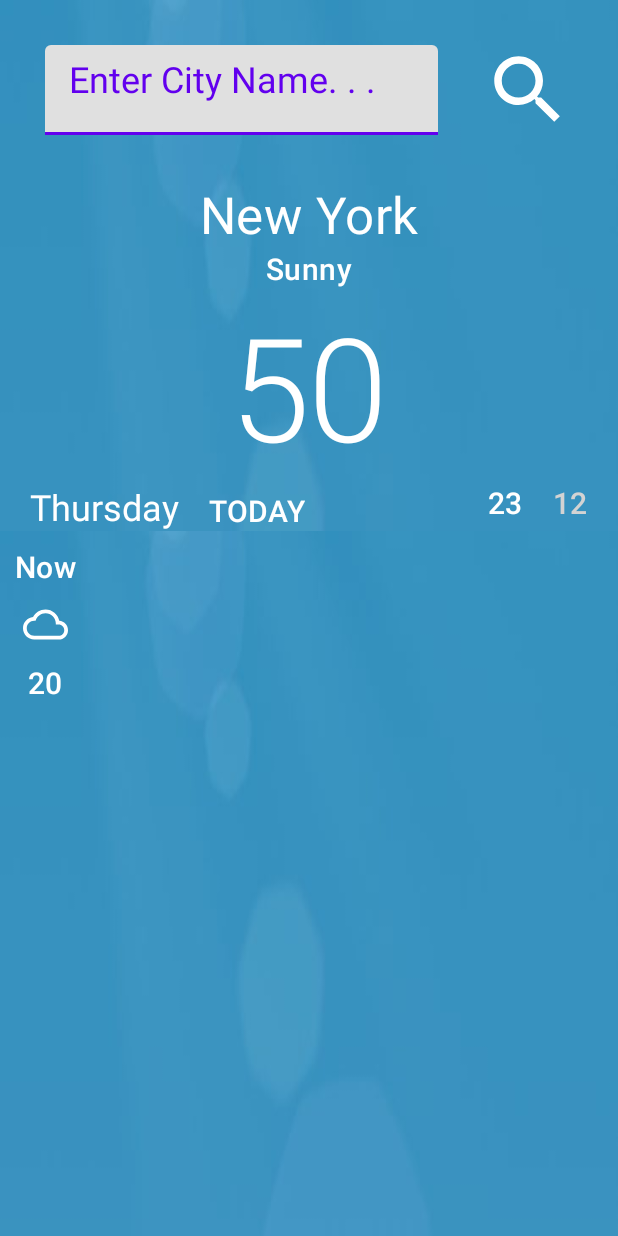
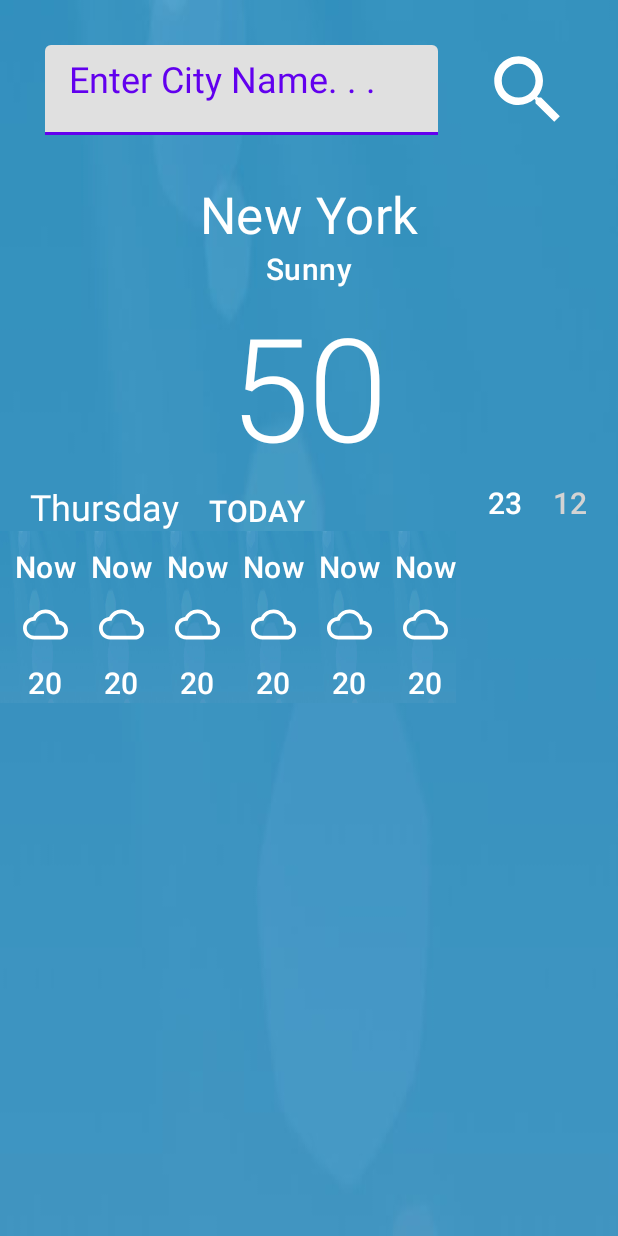
Before and after one commit to jaysonMallari2580/WeatherForecastApp, an Android app: the layout main_fragment.xml on its own in the app's theme, with its tools: preview values and no code run, on a phone screen of 412 x 824 dp. Run offline under Robolectric (Android 15) with nearby library versions, the phone set to English and light mode, and no system bars; network calls fail.

Commit message:
hourly rx java

```diff
--- a/app/src/main/java/com/example/weatherapp/data/models/CityDTO.kt
+++ b/app/src/main/java/com/example/weatherapp/data/models/CityDTO.kt
@@ -7,4 +7,7 @@ data class CityDTO (
     @SerializedName("name")
     val name:String?,
 
+    @SerializedName("coord")
+    val coord: Coord,
+
         )
--- a/app/src/main/java/com/example/weatherapp/data/models/WeatherDTO.kt
+++ b/app/src/main/java/com/example/weatherapp/data/models/Forecast/WeatherDTO.kt
@@ -1,4 +1,4 @@
-package com.example.weatherapp.data.models
+package com.example.weatherapp.data.models.Forecast
 
 import com.google.gson.annotations.SerializedName
 
--- a/app/src/main/java/com/example/weatherapp/data/models/HourlyWeather.kt
+++ /dev/null
@@ -1,4 +0,0 @@
-package com.example.weatherapp.data.models
-
-class HourlyWeather {
-}
--- a/app/src/main/java/com/example/weatherapp/data/models/WeatherResponseDTO.kt
+++ b/app/src/main/java/com/example/weatherapp/data/models/WeatherResponseDTO.kt
@@ -1,5 +1,6 @@
 package com.example.weatherapp.data.models
 
+import com.example.weatherapp.data.models.Forecast.WeatherDTO
 import com.google.gson.annotations.SerializedName
 
 data class WeatherResponseDTO(
--- a/app/src/main/res/layout/hourly_weather_item.xml
+++ b/app/src/main/res/layout/hourly_weather_item.xml
@@ -1,7 +1,7 @@
 <?xml version="1.0" encoding="utf-8"?>
 <androidx.constraintlayout.widget.ConstraintLayout xmlns:android="http://schemas.android.com/apk/res/android"
-    android:layout_width="match_parent"
-    android:layout_height="match_parent"
+    android:layout_width="wrap_content"
+    android:layout_height="wrap_content"
     android:background="@drawable/_5_252076_background_image_for_weather_app"
     xmlns:tools="http://schemas.android.com/tools"
     xmlns:app="http://schemas.android.com/apk/res-auto">
--- a/app/src/main/res/layout/main_fragment.xml
+++ b/app/src/main/res/layout/main_fragment.xml
@@ -66,22 +66,6 @@
         app:layout_constraintTop_toBottomOf="@id/weather_textview"
         tools:text="@string/temp_textView" />
 
-    <!--<com.google.android.material.imageview.ShapeableImageView
-        android:id="@+id/weather_icon"
-        android:layout_width="100dp"
-        android:layout_height="100dp"
-        android:src="@drawable/ic_baseline_cloud_queue_24"
-        app:layout_constraintTop_toBottomOf="@+id/temp_textview"
-        app:layout_constraintStart_toStartOf="parent"
-        app:layout_constraintEnd_toEndOf="parent"/>
-
-    <com.google.android.material.textview.MaterialTextView
-        android:id="@+id/test"
-        android:layout_width="wrap_content"
-        android:layout_height="wrap_content"
-        app:layout_constraintTop_toBottomOf="@id/weather_icon"
-        app:layout_constraintStart_toStartOf="parent"
-        app:layout_constraintEnd_toEndOf="parent"/>-->
 
     <com.google.android.material.textview.MaterialTextView
         android:id="@+id/todays_name_textview"
@@ -130,10 +114,10 @@
 
     <androidx.recyclerview.widget.RecyclerView
         android:id="@+id/hourly_weather_recyclerview"
-        android:layout_width="0dp"
+        android:layout_width="wrap_content"
         android:layout_height="wrap_content"
-
-        app:layout_constraintEnd_toEndOf="parent"
+        android:orientation="horizontal"
+        app:layoutManager="androidx.recyclerview.widget.LinearLayoutManager"
         app:layout_constraintStart_toStartOf="parent"
         app:layout_constraintTop_toBottomOf="@id/today_textview"
         tools:listitem="@layout/hourly_weather_item"
--- a/app/src/main/res/values/strings.xml
+++ b/app/src/main/res/values/strings.xml
@@ -5,4 +5,5 @@
     <string name="weather_name_tv">Sunny</string>
     <string name="temp_textView">50</string>
     <string name="now">Now</string>
+
 </resources>
```
Also changed, not shown: app/src/main/java/com/example/weatherapp/ForeCastViewModel.kt (added, +59 -0 lines), app/src/main/java/com/example/weatherapp/MainFragment.kt (+29 -13 lines), app/src/main/java/com/example/weatherapp/MainViewModel.kt (+11 -2 lines), app/src/main/java/com/example/weatherapp/adapter/HourlyForecastAdapter.kt (+23 -10 lines), app/src/main/java/com/example/weatherapp/data/models/Coord.kt (added, +11 -0 lines), app/src/main/java/com/example/weatherapp/data/models/Forecast/ForecastResponseListDTO.kt (added, +10 -0 lines), app/src/main/java/com/example/weatherapp/data/models/Forecast/HourlyDTO.kt (added, +14 -0 lines), app/src/main/java/com/example/weatherapp/data/remote/network/WeatherManager.kt (+22 -4 lines), app/src/main/java/com/example/weatherapp/data/repositories/WeatherRepo.kt (+6 -1 lines).
